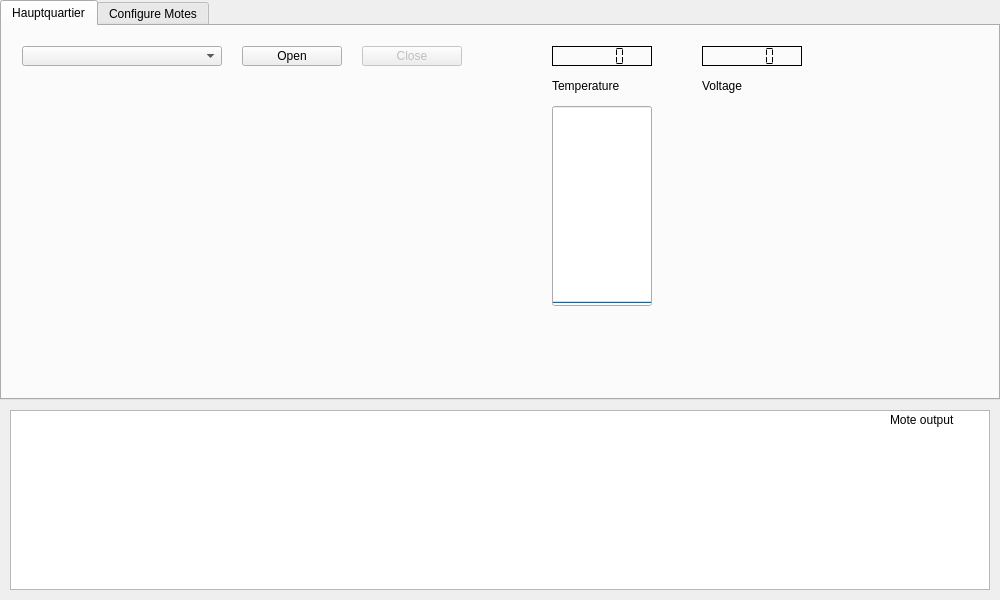
Above: gui/mainwindow.ui from heat1q/plant.io before the change. Below: the same form after it.
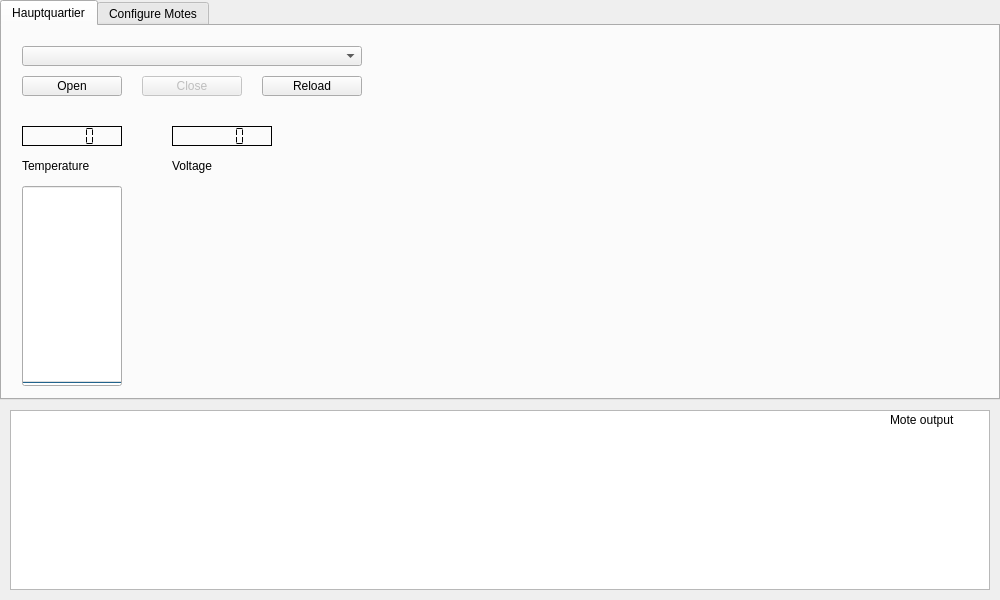
That is the form after the change. The open tabs and pages were chosen to show the change.

Commit message: Added reload button for port selection. New .cpp & .h files gui/edge and gui/node added from other project and will be heavily modified or removed later

Patch:
```diff
--- a/gui/mainwindow.ui
+++ b/gui/mainwindow.ui
@@ -24,7 +24,7 @@
      </rect>
     </property>
     <property name="currentIndex">
-     <number>1</number>
+     <number>0</number>
     </property>
     <widget class="QWidget" name="tab1">
      <attribute name="title">
@@ -35,16 +35,109 @@
        <rect>
         <x>20</x>
         <y>20</y>
-        <width>200</width>
+        <width>340</width>
         <height>20</height>
        </rect>
       </property>
      </widget>
+     <widget class="QPushButton" name="pushButton_open">
+      <property name="geometry">
+       <rect>
+        <x>20</x>
+        <y>50</y>
+        <width>100</width>
+        <height>20</height>
+       </rect>
+      </property>
+      <property name="text">
+       <string>Open</string>
+      </property>
+     </widget>
+     <widget class="QPushButton" name="pushButton_close">
+      <property name="enabled">
+       <bool>false</bool>
+      </property>
+      <property name="geometry">
+       <rect>
+        <x>140</x>
+        <y>50</y>
+        <width>100</width>
+        <height>20</height>
+       </rect>
+      </property>
+      <property name="text">
+       <string>Close</string>
+      </property>
+     </widget>
+     <widget class="QLCDNumber" name="lcdNumber_light">
+      <property name="geometry">
+       <rect>
+        <x>20</x>
+        <y>100</y>
+        <width>100</width>
+        <height>20</height>
+       </rect>
+      </property>
+      <property name="frameShape">
+       <enum>QFrame::Box</enum>
+      </property>
+      <property name="frameShadow">
+       <enum>QFrame::Plain</enum>
+      </property>
+      <property name="segmentStyle">
+       <enum>QLCDNumber::Flat</enum>
+      </property>
+     </widget>
+     <widget class="QLCDNumber" name="lcdNumber_voltage">
+      <property name="geometry">
+       <rect>
+        <x>170</x>
+        <y>100</y>
+        <width>100</width>
+        <height>20</height>
+       </rect>
+      </property>
+      <property name="frameShape">
+       <enum>QFrame::Box</enum>
+      </property>
+      <property name="frameShadow">
+       <enum>QFrame::Plain</enum>
+      </property>
+      <property name="segmentStyle">
+       <enum>QLCDNumber::Flat</enum>
+      </property>
+     </widget>
+     <widget class="QLabel" name="label_light">
+      <property name="geometry">
+       <rect>
+        <x>20</x>
+        <y>130</y>
+        <width>100</width>
+        <height>20</height>
+       </rect>
+      </property>
+      <property name="text">
+       <string>Temperature</string>
+      </property>
+     </widget>
+     <widget class="QLabel" name="label_volt">
+      <property name="geometry">
+       <rect>
+        <x>170</x>
+        <y>130</y>
+        <width>100</width>
+        <height>20</height>
+       </rect>
+      </property>
+      <property name="text">
+       <string>Voltage</string>
+      </property>
+     </widget>
      <widget class="QProgressBar" name="progressBar_light">
       <property name="geometry">
        <rect>
-        <x>550</x>
-        <y>80</y>
+        <x>20</x>
+        <y>160</y>
         <width>100</width>
         <height>200</height>
        </rect>
@@ -65,97 +158,30 @@
        <bool>false</bool>
       </property>
      </widget>
-     <widget class="QLCDNumber" name="lcdNumber_voltage">
+     <widget class="QWidget" name="widget_network_graph" native="true">
       <property name="geometry">
        <rect>
-        <x>700</x>
+        <x>540</x>
         <y>20</y>
-        <width>100</width>
-        <height>20</height>
+        <width>400</width>
+        <height>300</height>
        </rect>
       </property>
-      <property name="frameShape">
-       <enum>QFrame::Box</enum>
-      </property>
-      <property name="frameShadow">
-       <enum>QFrame::Plain</enum>
-      </property>
-      <property name="segmentStyle">
-       <enum>QLCDNumber::Flat</enum>
-      </property>
      </widget>
-     <widget class="QLCDNumber" name="lcdNumber_light">
-      <property name="geometry">
-       <rect>
-        <x>550</x>
-        <y>20</y>
-        <width>100</width>
-        <height>20</height>
-       </rect>
-      </property>
-      <property name="frameShape">
-       <enum>QFrame::Box</enum>
-      </property>
-      <property name="frameShadow">
-       <enum>QFrame::Plain</enum>
-      </property>
-      <property name="segmentStyle">
-       <enum>QLCDNumber::Flat</enum>
-      </property>
-     </widget>
-     <widget class="QLabel" name="label_light">
-      <property name="geometry">
-       <rect>
-        <x>550</x>
-        <y>50</y>
-        <width>100</width>
-        <height>20</height>
-       </rect>
-      </property>
-      <property name="text">
-       <string>Temperature</string>
-      </property>
-     </widget>
-     <widget class="QLabel" name="label_volt">
-      <property name="geometry">
-       <rect>
-        <x>700</x>
-        <y>50</y>
-        <width>100</width>
-        <height>20</height>
-       </rect>
-      </property>
-      <property name="text">
-       <string>Voltage</string>
-      </property>
-     </widget>
-     <widget class="QPushButton" name="pushButton_open">
-      <property name="geometry">
-       <rect>
-        <x>240</x>
-        <y>20</y>
-        <width>100</width>
-        <height>20</height>
-       </rect>
-      </property>
-      <property name="text">
-       <string>Open</string>
-      </property>
-     </widget>
-     <widget class="QPushButton" name="pushButton_close">
+     <widget class="QPushButton" name="pushButton_reload">
       <property name="enabled">
-       <bool>false</bool>
+       <bool>true</bool>
       </property>
       <property name="geometry">
        <rect>
-        <x>360</x>
-        <y>20</y>
+        <x>260</x>
+        <y>50</y>
         <width>100</width>
         <height>20</height>
        </rect>
       </property>
       <property name="text">
-       <string>Close</string>
+       <string>Reload</string>
       </property>
      </widget>
     </widget>
```
The commit also changes 7 other files.
